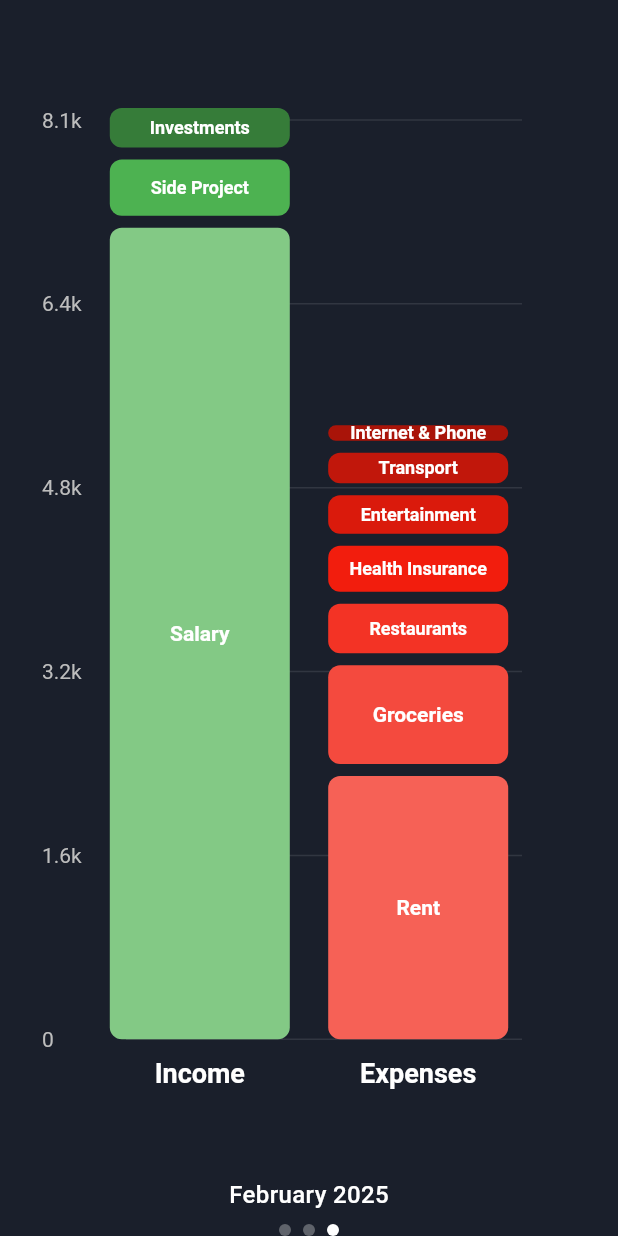
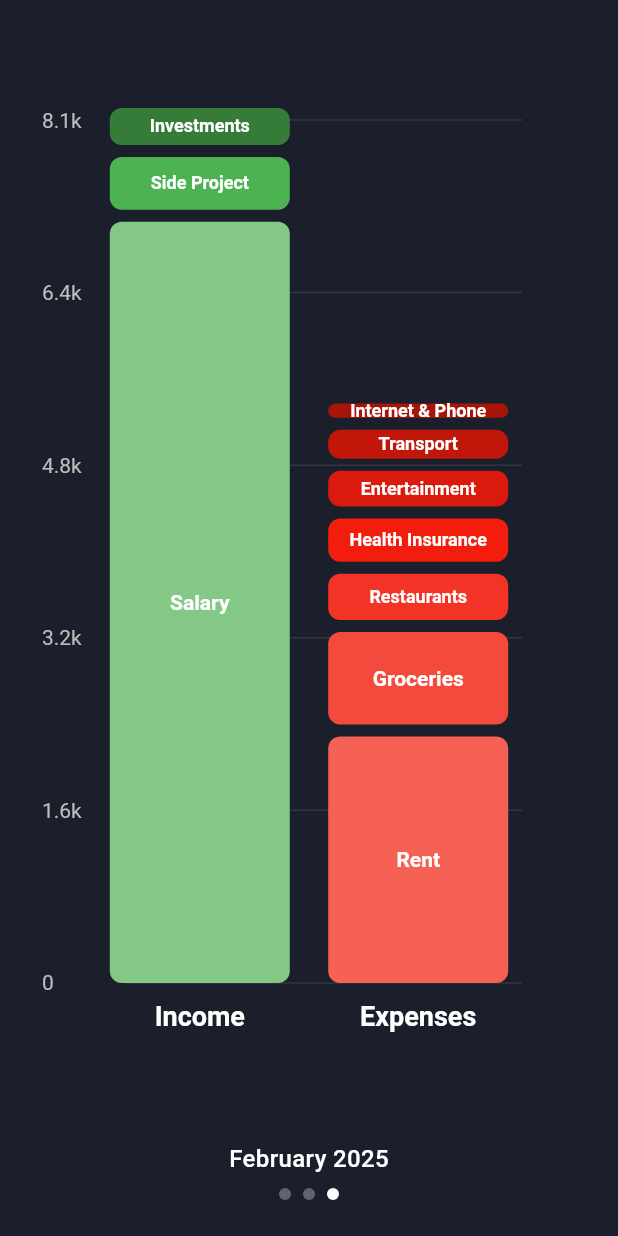
Before and after one commit to SylvainLosey/pulse, a Flutter app: the screen it shows after launch, on a phone screen of 412 x 824 dp. Run offline on Flutter 3.47's test engine with Material 3 defaults, Android fonts, the phone set to English and light mode, and no system bars.

Commit message:
Final improvements

```diff
--- a/lib/cash_flow_chart.dart
+++ b/lib/cash_flow_chart.dart
@@ -8,8 +8,13 @@ import 'chart/segment_data.dart';
 
 class CashFlowChart extends StatefulWidget {
   final MonthlyCashFlow cashFlow;
+  final ValueChanged<int>? onMonthChanged;
 
-  const CashFlowChart({super.key, required this.cashFlow});
+  const CashFlowChart({
+    super.key,
+    required this.cashFlow,
+    this.onMonthChanged,
+  });
 
   @override
   State<CashFlowChart> createState() => _CashFlowChartState();
@@ -20,6 +25,24 @@ class _CashFlowChartState extends State<CashFlowChart> {
   Offset? tooltipPosition;
   BarData? incomeBar;
   BarData? expensesBar;
+
+  // Track horizontal drag for month changes
+  double _dragStart = 0;
+  static const double _dragThreshold = 50.0;
+
+  void _handleDragStart(DragStartDetails details) {
+    _dragStart = details.globalPosition.dx;
+  }
+
+  void _handleDragEnd(DragEndDetails details) {
+    final dragDistance = _dragStart - details.velocity.pixelsPerSecond.dx;
+    if (dragDistance.abs() > _dragThreshold) {
+      // Positive means swipe left (next month), negative means swipe right (previous month)
+      final direction = dragDistance > 0 ? 1 : -1;
+      widget.onMonthChanged?.call(direction);
+    }
+    _dragStart = 0;
+  }
 
   List<Color> _generateColorShades(Color baseColor, int count) {
     if (count <= 1) return [baseColor];
@@ -33,12 +56,12 @@ class _CashFlowChartState extends State<CashFlowChart> {
   }
 
   List<Color> get incomeColors => _generateColorShades(
-        const Color(0xFF4CAF50), // Material Green
+        const Color(0xFF4CAF50),
         widget.cashFlow.income.length,
       );
 
   List<Color> get expenseColors => _generateColorShades(
-        const Color(0xFFF44336), // Material Red
+        const Color(0xFFF44336),
         widget.cashFlow.expenses.length,
       );
 
@@ -70,11 +93,14 @@ class _CashFlowChartState extends State<CashFlowChart> {
         final size = Size(constraints.maxWidth, constraints.maxHeight);
         final layout = ChartLayout(size: size);
 
-        return Stack(
+        return GestureDetector(
+          onTapDown: (details) => _handleTap(details.localPosition),
+          onHorizontalDragStart: _handleDragStart,
+          onHorizontalDragEnd: _handleDragEnd,
+          behavior: HitTestBehavior.translucent,
+          child: Stack(
             children: [
-            GestureDetector(
-              onTapDown: (details) => _handleTap(details.localPosition),
-              child: CustomPaint(
+              CustomPaint(
                 painter: ChartPainter(
                   income: sortedIncome,
                   expenses: sortedExpenses,
@@ -89,7 +115,6 @@ class _CashFlowChartState extends State<CashFlowChart> {
                   },
                 ),
                 size: size,
-              ),
               ),
               if (selectedCategory != null && tooltipPosition != null)
                 Positioned(
@@ -106,6 +131,7 @@ class _CashFlowChartState extends State<CashFlowChart> {
                   ),
                 ),
             ],
+          ),
         );
       },
     );
--- a/lib/chart/chart_layout.dart
+++ b/lib/chart/chart_layout.dart
@@ -4,6 +4,7 @@ class ChartLayout {
   final Size size;
   final double margin;
   final double barWidth;
+  final double bottomPadding = 16.0;
 
   late final double usableWidth;
   late final double usableHeight;
@@ -16,7 +17,7 @@ class ChartLayout {
   }) {
     usableWidth = size.width - (margin * 2);
     usableHeight = size.height - (margin * 2);
-    chartHeight = usableHeight * 0.9;
+    chartHeight = usableHeight * 0.9 - bottomPadding;
     print('ChartLayout initialized:');
     print('Size: $size');
     print('Usable size: ${Size(usableWidth, usableHeight)}');
--- a/lib/month_scale.dart
+++ b/lib/month_scale.dart
@@ -13,7 +13,9 @@ class MonthScale extends StatelessWidget {
 
   @override
   Widget build(BuildContext context) {
-    return Column(
+    return Padding(
+      padding: const EdgeInsets.only(bottom: 24.0),
+      child: Column(
         mainAxisSize: MainAxisSize.min,
         children: [
           Text(
@@ -38,14 +40,16 @@ class MonthScale extends StatelessWidget {
                   height: 8,
                   decoration: BoxDecoration(
                     shape: BoxShape.circle,
-                  color:
-                      isSelected ? Colors.white : Colors.white.withOpacity(0.3),
+                    color: isSelected
+                        ? Colors.white
+                        : Colors.white.withOpacity(0.3),
                   ),
                 ),
               );
             }),
           ),
         ],
+      ),
     );
   }
 }
```
Lines whose indentation alone changed are shown as unchanged.
